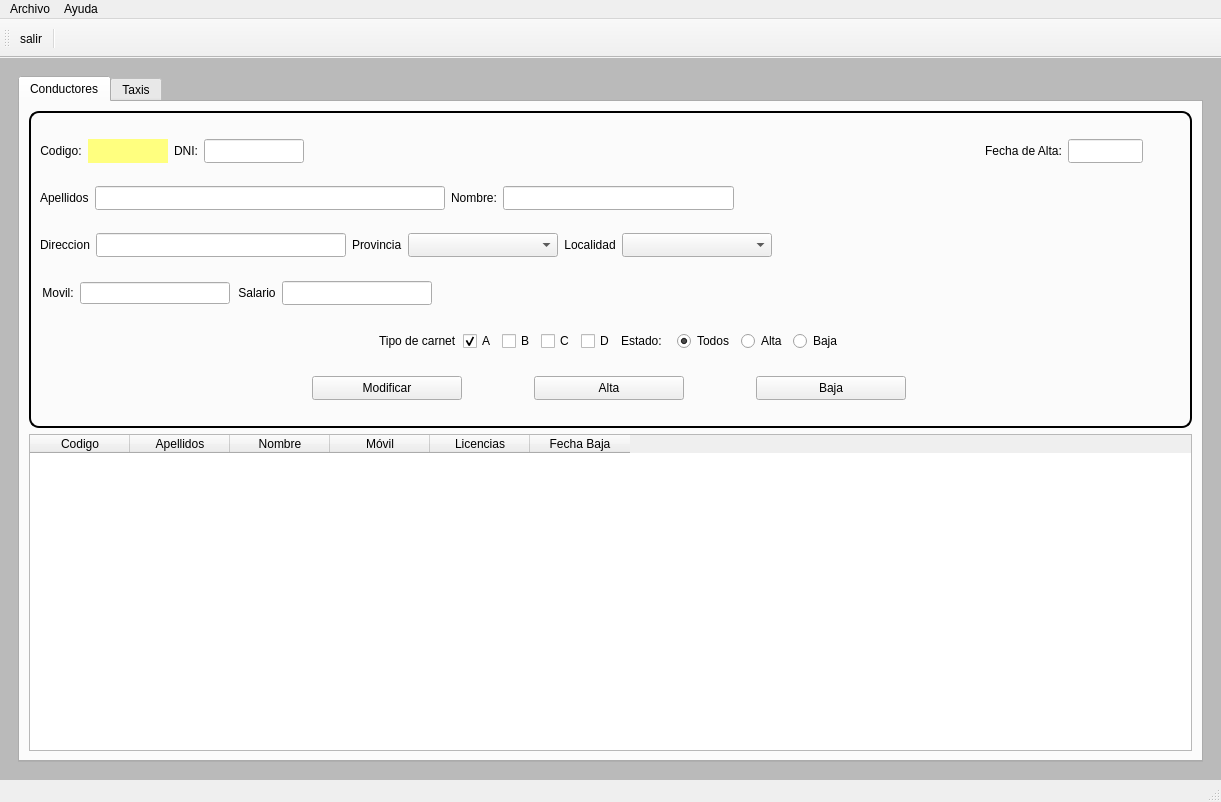
javierlago/lagoamoedo, file templates/MainWindow.ui: the form before one commit.
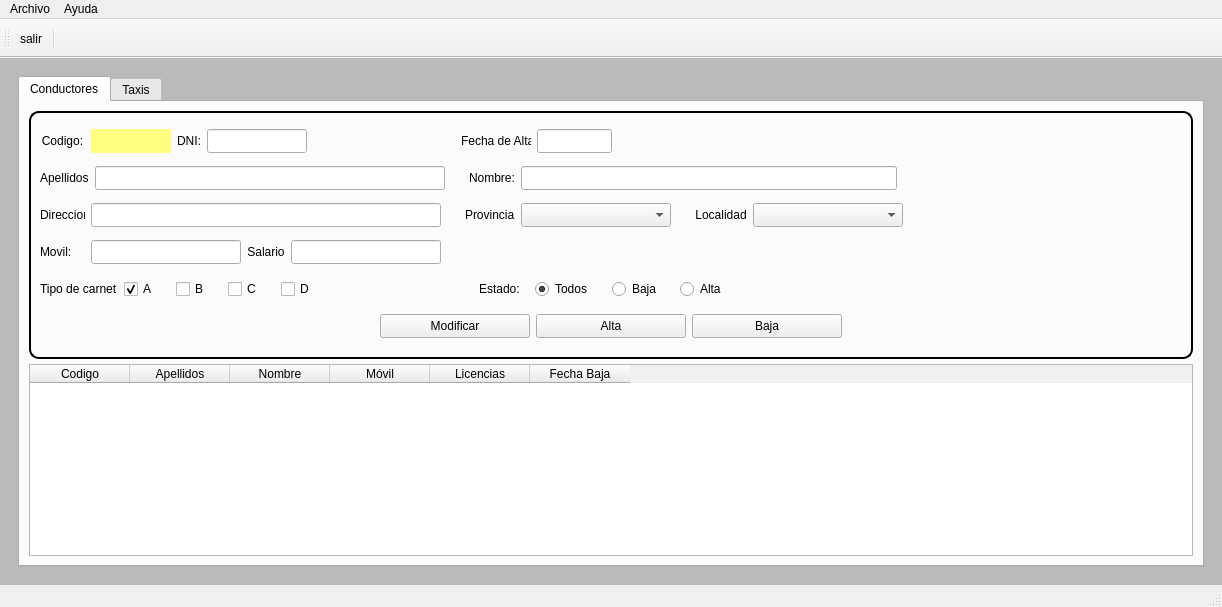
The form after the commit. Icons and pictures are not drawn.

The edit to the form file:
```diff
--- a/templates/MainWindow.ui
+++ b/templates/MainWindow.ui
@@ -9,8 +9,8 @@
    <rect>
     <x>0</x>
     <y>0</y>
-    <width>1221</width>
-    <height>802</height>
+    <width>1222</width>
+    <height>602</height>
    </rect>
   </property>
   <property name="sizePolicy">
@@ -86,8 +86,8 @@
          </property>
          <property name="minimumSize">
           <size>
-           <width>0</width>
-           <height>0</height>
+           <width>1186</width>
+           <height>491</height>
           </size>
          </property>
          <property name="tabPosition">
@@ -101,7 +101,7 @@
          </property>
          <widget class="QWidget" name="tabDrivers">
           <property name="sizePolicy">
-           <sizepolicy hsizetype="Expanding" vsizetype="Expanding">
+           <sizepolicy hsizetype="MinimumExpanding" vsizetype="MinimumExpanding">
             <horstretch>0</horstretch>
             <verstretch>0</verstretch>
            </sizepolicy>
@@ -115,60 +115,8 @@
           <attribute name="title">
            <string>Conductores</string>
           </attribute>
-          <layout class="QGridLayout" name="gridLayout_2">
-           <item row="1" column="0">
-            <widget class="QTableWidget" name="tabDriver2">
-             <property name="sizePolicy">
-              <sizepolicy hsizetype="MinimumExpanding" vsizetype="MinimumExpanding">
-               <horstretch>0</horstretch>
-               <verstretch>0</verstretch>
-              </sizepolicy>
-             </property>
-             <property name="styleSheet">
-              <string notr="true"/>
-             </property>
-             <property name="alternatingRowColors">
-              <bool>true</bool>
-             </property>
-             <property name="selectionBehavior">
-              <enum>QAbstractItemView::SelectRows</enum>
-             </property>
-             <attribute name="verticalHeaderVisible">
-              <bool>false</bool>
-             </attribute>
-             <column>
-              <property name="text">
-               <string>Codigo</string>
-              </property>
-             </column>
-             <column>
-              <property name="text">
-               <string>Apellidos</string>
-              </property>
-             </column>
-             <column>
-              <property name="text">
-               <string>Nombre</string>
-              </property>
-             </column>
-             <column>
-              <property name="text">
-               <string>Móvil</string>
-              </property>
-             </column>
-             <column>
-              <property name="text">
-               <string>Licencias</string>
-              </property>
-             </column>
-             <column>
-              <property name="text">
-               <string>Fecha Baja</string>
-              </property>
-             </column>
-            </widget>
-           </item>
-           <item row="0" column="0">
+          <layout class="QVBoxLayout" name="verticalLayout_3">
+           <item>
             <widget class="QFrame" name="boxInfo">
              <property name="enabled">
               <bool>true</bool>
@@ -205,10 +153,7 @@
              </property>
              <layout class="QVBoxLayout" name="verticalLayout">
               <item>
-               <layout class="QHBoxLayout" name="horizontalLayout_7">
-                <property name="spacing">
-                 <number>6</number>
-                </property>
+               <layout class="QHBoxLayout" name="horizontalLayout">
                 <item>
                  <widget class="QLabel" name="lblCodigo">
                   <property name="sizePolicy">
@@ -217,6 +162,18 @@
                     <verstretch>0</verstretch>
                    </sizepolicy>
                   </property>
+                  <property name="minimumSize">
+                   <size>
+                    <width>45</width>
+                    <height>24</height>
+                   </size>
+                  </property>
+                  <property name="maximumSize">
+                   <size>
+                    <width>45</width>
+                    <height>24</height>
+                   </size>
+                  </property>
                   <property name="styleSheet">
                    <string notr="true"/>
                   </property>
@@ -231,7 +188,7 @@
                 <item>
                  <widget class="QLabel" name="lblCodDB">
                   <property name="sizePolicy">
-                   <sizepolicy hsizetype="MinimumExpanding" vsizetype="MinimumExpanding">
+                   <sizepolicy hsizetype="Fixed" vsizetype="Fixed">
                     <horstretch>0</horstretch>
                     <verstretch>0</verstretch>
                    </sizepolicy>
@@ -341,9 +298,12 @@
                   <property name="orientation">
                    <enum>Qt::Horizontal</enum>
                   </property>
+                  <property name="sizeType">
+                   <enum>QSizePolicy::Minimum</enum>
+                  </property>
                   <property name="sizeHint" stdset="0">
                    <size>
-                    <width>568</width>
+                    <width>118</width>
                     <height>24</height>
                    </size>
                   </property>
@@ -352,11 +312,23 @@
                 <item>
                  <widget class="QLabel" name="tltDate">
                   <property name="sizePolicy">
-                   <sizepolicy hsizetype="Fixed" vsizetype="Fixed">
+                   <sizepolicy hsizetype="Fixed" vsizetype="Preferred">
                     <horstretch>0</horstretch>
                     <verstretch>0</verstretch>
                    </sizepolicy>
                   </property>
+                  <property name="minimumSize">
+                   <size>
+                    <width>70</width>
+                    <height>13</height>
+                   </size>
+                  </property>
+                  <property name="maximumSize">
+                   <size>
+                    <width>70</width>
+                    <height>13</height>
+                   </size>
+                  </property>
                   <property name="styleSheet">
                    <string notr="true"/>
                   </property>
@@ -411,21 +383,40 @@
                   </property>
                  </widget>
                 </item>
+                <item>
+                 <spacer name="horizontalSpacer_11">
+                  <property name="orientation">
+                   <enum>Qt::Horizontal</enum>
+                  </property>
+                  <property name="sizeType">
+                   <enum>QSizePolicy::Expanding</enum>
+                  </property>
+                  <property name="sizeHint" stdset="0">
+                   <size>
+                    <width>509</width>
+                    <height>14</height>
+                   </size>
+                  </property>
+                 </spacer>
+                </item>
                </layout>
               </item>
               <item>
-               <layout class="QHBoxLayout" name="horizontalLayout_8">
-                <property name="sizeConstraint">
-                 <enum>QLayout::SetMinAndMaxSize</enum>
-                </property>
+               <layout class="QHBoxLayout" name="horizontalLayout_2">
                 <item>
                  <widget class="QLabel" name="lblSurname">
                   <property name="sizePolicy">
-                   <sizepolicy hsizetype="Fixed" vsizetype="Fixed">
+                   <sizepolicy hsizetype="Preferred" vsizetype="Fixed">
                     <horstretch>0</horstretch>
                     <verstretch>0</verstretch>
                    </sizepolicy>
                   </property>
+                  <property name="minimumSize">
+                   <size>
+                    <width>45</width>
+                    <height>24</height>
+                   </size>
+                  </property>
                   <property name="styleSheet">
                    <string notr="true"/>
                   </property>
@@ -453,14 +444,36 @@
                   </property>
                  </widget>
                 </item>
+                <item>
+                 <spacer name="horizontalSpacer_17">
+                  <property name="orientation">
+                   <enum>Qt::Horizontal</enum>
+                  </property>
+                  <property name="sizeType">
+                   <enum>QSizePolicy::Fixed</enum>
+                  </property>
+                  <property name="sizeHint" stdset="0">
+                   <size>
+                    <width>18</width>
+                    <height>17</height>
+                   </size>
+                  </property>
+                 </spacer>
+                </item>
                 <item>
                  <widget class="QLabel" name="lblName">
                   <property name="sizePolicy">
-                   <sizepolicy hsizetype="Fixed" vsizetype="Fixed">
+                   <sizepolicy hsizetype="Fixed" vsizetype="Preferred">
                     <horstretch>0</horstretch>
                     <verstretch>0</verstretch>
                    </sizepolicy>
                   </property>
+                  <property name="minimumSize">
+                   <size>
+                    <width>45</width>
+                    <height>24</height>
+                   </size>
+                  </property>
                   <property name="styleSheet">
                    <string notr="true"/>
                   </property>
@@ -468,7 +481,7 @@
                    <string>&lt;html&gt;&lt;head/&gt;&lt;body&gt;&lt;p&gt;Nombre:&lt;/p&gt;&lt;/body&gt;&lt;/html&gt;</string>
                   </property>
                   <property name="alignment">
-                   <set>Qt::AlignCenter</set>
+                   <set>Qt::AlignLeading|Qt::AlignLeft|Qt::AlignVCenter</set>
                   </property>
                  </widget>
                 </item>
@@ -482,13 +495,13 @@
                   </property>
                   <property name="minimumSize">
                    <size>
-                    <width>231</width>
+                    <width>376</width>
                     <height>24</height>
                    </size>
                   </property>
                   <property name="maximumSize">
                    <size>
-                    <width>231</width>
+                    <width>376</width>
                     <height>24</height>
                    </size>
                   </property>
@@ -501,8 +514,8 @@
                   </property>
                   <property name="sizeHint" stdset="0">
                    <size>
-                    <width>448</width>
-                    <height>20</height>
+                    <width>278</width>
+                    <height>17</height>
                    </size>
                   </property>
                  </spacer>
@@ -510,7 +523,7 @@
                </layout>
               </item>
               <item>
-               <layout class="QHBoxLayout" name="horizontalLayout_9">
+               <layout class="QHBoxLayout" name="horizontalLayout_3">
                 <item>
                  <widget class="QLabel" name="lblStreet">
                   <property name="sizePolicy">
@@ -519,6 +532,18 @@
                     <verstretch>0</verstretch>
                    </sizepolicy>
                   </property>
+                  <property name="minimumSize">
+                   <size>
+                    <width>45</width>
+                    <height>24</height>
+                   </size>
+                  </property>
+                  <property name="maximumSize">
+                   <size>
+                    <width>45</width>
+                    <height>24</height>
+                   </size>
+                  </property>
                   <property name="styleSheet">
                    <string notr="true"/>
                   </property>
@@ -526,7 +551,7 @@
                    <string>Direccion</string>
                   </property>
                   <property name="alignment">
-                   <set>Qt::AlignBottom|Qt::AlignLeading|Qt::AlignLeft</set>
+                   <set>Qt::AlignLeading|Qt::AlignLeft|Qt::AlignVCenter</set>
                   </property>
                  </widget>
                 </item>
@@ -540,22 +565,38 @@
                   </property>
                   <property name="minimumSize">
                    <size>
-                    <width>250</width>
+                    <width>350</width>
                     <height>24</height>
                    </size>
                   </property>
                   <property name="maximumSize">
                    <size>
-                    <width>400</width>
+                    <width>350</width>
                     <height>24</height>
                    </size>
                   </property>
                  </widget>
                 </item>
+                <item>
+                 <spacer name="horizontalSpacer_9">
+                  <property name="orientation">
+                   <enum>Qt::Horizontal</enum>
+                  </property>
+                  <property name="sizeType">
+                   <enum>QSizePolicy::Fixed</enum>
+                  </property>
+                  <property name="sizeHint" stdset="0">
+                   <size>
+                    <width>18</width>
+                    <height>17</height>
+                   </size>
+                  </property>
+                 </spacer>
+                </item>
                 <item>
                  <widget class="QLabel" name="lblProvincia">
                   <property name="sizePolicy">
-                   <sizepolicy hsizetype="Fixed" vsizetype="Fixed">
+                   <sizepolicy hsizetype="Fixed" vsizetype="Preferred">
                     <horstretch>0</horstretch>
                     <verstretch>0</verstretch>
                    </sizepolicy>
@@ -567,7 +608,7 @@
                    <string>Provincia</string>
                   </property>
                   <property name="alignment">
-                   <set>Qt::AlignBottom|Qt::AlignLeading|Qt::AlignLeft</set>
+                   <set>Qt::AlignLeading|Qt::AlignLeft|Qt::AlignVCenter</set>
                   </property>
                  </widget>
                 </item>
@@ -581,10 +622,26 @@
                   </property>
                  </widget>
                 </item>
+                <item>
+                 <spacer name="horizontalSpacer_10">
+                  <property name="orientation">
+                   <enum>Qt::Horizontal</enum>
+                  </property>
+                  <property name="sizeType">
+                   <enum>QSizePolicy::Fixed</enum>
+                  </property>
+                  <property name="sizeHint" stdset="0">
+                   <size>
+                    <width>18</width>
+                    <height>20</height>
+                   </size>
+                  </property>
+                 </spacer>
+                </item>
                 <item>
                  <widget class="QLabel" name="lblLocalidad">
                   <property name="sizePolicy">
-                   <sizepolicy hsizetype="Fixed" vsizetype="Fixed">
+                   <sizepolicy hsizetype="Fixed" vsizetype="Preferred">
                     <horstretch>0</horstretch>
                     <verstretch>0</verstretch>
                    </sizepolicy>
@@ -596,7 +653,7 @@
                    <string>Localidad</string>
                   </property>
                   <property name="alignment">
-                   <set>Qt::AlignHCenter|Qt::AlignTop</set>
+                   <set>Qt::AlignCenter</set>
                   </property>
                  </widget>
                 </item>
@@ -617,7 +674,7 @@
                   </property>
                   <property name="sizeHint" stdset="0">
                    <size>
-                    <width>258</width>
+                    <width>278</width>
                     <height>20</height>
                    </size>
                   </property>
@@ -626,27 +683,7 @@
                </layout>
               </item>
               <item>
-               <layout class="QHBoxLayout" name="horizontalLayout_11">
-                <item>
-                 <layout class="QHBoxLayout" name="horizontalLayout_5" stretch="0,2">
-                  <property name="spacing">
-                   <number>6</number>
-                  </property>
-                  <property name="sizeConstraint">
-                   <enum>QLayout::SetFixedSize</enum>
-                  </property>
-                  <property name="leftMargin">
-                   <number>2</number>
-                  </property>
-                  <property name="topMargin">
-                   <number>2</number>
-                  </property>
-                  <property name="rightMargin">
-                   <number>2</number>
-                  </property>
-                  <property name="bottomMargin">
-                   <number>2</number>
-                  </property>
+               <layout class="QHBoxLayout" name="horizontalLayout_4">
                   <item>
                    <widget class="QLabel" name="lblMovil">
                     <property name="sizePolicy">
@@ -655,6 +692,12 @@
                       <verstretch>0</verstretch>
                      </sizepolicy>
                     </property>
+                  <property name="minimumSize">
+                   <size>
+                    <width>45</width>
+                    <height>24</height>
+                   </size>
+                  </property>
                     <property name="styleSheet">
                      <string notr="true"/>
                     </property>
@@ -662,7 +705,7 @@
                      <string>Movil:</string>
                     </property>
                     <property name="alignment">
-                     <set>Qt::AlignCenter</set>
+                   <set>Qt::AlignLeading|Qt::AlignLeft|Qt::AlignVCenter</set>
                     </property>
                    </widget>
                   </item>
@@ -671,7 +714,7 @@
                     <property name="minimumSize">
                      <size>
                       <width>150</width>
-                      <height>0</height>
+                    <height>24</height>
                      </size>
                     </property>
                     <property name="maximumSize">
@@ -682,14 +725,10 @@
                     </property>
                    </widget>
                   </item>
-                 </layout>
-                </item>
-                <item>
-                 <layout class="QHBoxLayout" name="horizontalLayout_6">
                   <item>
                    <widget class="QLabel" name="lblSalario">
                     <property name="sizePolicy">
-                     <sizepolicy hsizetype="Fixed" vsizetype="Fixed">
+                   <sizepolicy hsizetype="Fixed" vsizetype="Preferred">
                       <horstretch>0</horstretch>
                       <verstretch>0</verstretch>
                      </sizepolicy>
@@ -727,8 +766,6 @@
                     </property>
                    </widget>
                   </item>
-                 </layout>
-                </item>
                 <item>
                  <spacer name="horizontalSpacer_6">
                   <property name="orientation">
@@ -736,7 +773,7 @@
                   </property>
                   <property name="sizeHint" stdset="0">
                    <size>
-                    <width>748</width>
+                    <width>708</width>
                     <height>20</height>
                    </size>
                   </property>
@@ -745,24 +782,7 @@
                </layout>
               </item>
               <item>
-               <layout class="QHBoxLayout" name="horizontalLayout_10">
-                <item>
-                 <spacer name="horizontalSpacer_7">
-                  <property name="orientation">
-                   <enum>Qt::Horizontal</enum>
-                  </property>
-                  <property name="sizeHint" stdset="0">
-                   <size>
-                    <width>300</width>
-                    <height>24</height>
-                   </size>
-                  </property>
-                 </spacer>
-                </item>
-                <item>
-                 <layout class="QHBoxLayout" name="horizontalLayout_4">
-                  <item>
-                   <layout class="QHBoxLayout" name="horizontalLayout_2">
+               <layout class="QHBoxLayout" name="horizontalLayout_5">
                     <item>
                      <widget class="QLabel" name="lblCarnet">
                       <property name="text">
@@ -780,6 +800,22 @@
                       </property>
                      </widget>
                     </item>
+                <item>
+                 <spacer name="horizontalSpacer_7">
+                  <property name="orientation">
+                   <enum>Qt::Horizontal</enum>
+                  </property>
+                  <property name="sizeType">
+                   <enum>QSizePolicy::Fixed</enum>
+                  </property>
+                  <property name="sizeHint" stdset="0">
+                   <size>
+                    <width>13</width>
+                    <height>17</height>
+                   </size>
+                  </property>
+                 </spacer>
+                </item>
                     <item>
                      <widget class="QCheckBox" name="chkB">
                       <property name="text">
@@ -787,6 +823,22 @@
                       </property>
                      </widget>
                     </item>
+                <item>
+                 <spacer name="horizontalSpacer_12">
+                  <property name="orientation">
+                   <enum>Qt::Horizontal</enum>
+                  </property>
+                  <property name="sizeType">
+                   <enum>QSizePolicy::Fixed</enum>
+                  </property>
+                  <property name="sizeHint" stdset="0">
+                   <size>
+                    <width>13</width>
+                    <height>17</height>
+                   </size>
+                  </property>
+                 </spacer>
+                </item>
                     <item>
                      <widget class="QCheckBox" name="chkC">
                       <property name="text">
@@ -794,6 +846,22 @@
                       </property>
                      </widget>
                     </item>
+                <item>
+                 <spacer name="horizontalSpacer_13">
+                  <property name="orientation">
+                   <enum>Qt::Horizontal</enum>
+                  </property>
+                  <property name="sizeType">
+                   <enum>QSizePolicy::Fixed</enum>
+                  </property>
+                  <property name="sizeHint" stdset="0">
+                   <size>
+                    <width>13</width>
+                    <height>17</height>
+                   </size>
+                  </property>
+                 </spacer>
+                </item>
                     <item>
                      <widget class="QCheckBox" name="chkD">
                       <property name="text">
@@ -801,14 +869,26 @@
                       </property>
                      </widget>
                     </item>
-                   </layout>
-                  </item>
                   <item>
-                   <layout class="QHBoxLayout" name="horizontalLayout_3">
+                 <spacer name="horizontalSpacer_14">
+                  <property name="orientation">
+                   <enum>Qt::Horizontal</enum>
+                  </property>
+                  <property name="sizeType">
+                   <enum>QSizePolicy::Fixed</enum>
+                  </property>
+                  <property name="sizeHint" stdset="0">
+                   <size>
+                    <width>158</width>
+                    <height>20</height>
+                   </size>
+                  </property>
+                 </spacer>
+                </item>
                     <item>
                      <widget class="QLabel" name="label">
                       <property name="sizePolicy">
-                       <sizepolicy hsizetype="Minimum" vsizetype="Fixed">
+                   <sizepolicy hsizetype="Fixed" vsizetype="Preferred">
                         <horstretch>0</horstretch>
                         <verstretch>0</verstretch>
                        </sizepolicy>
@@ -850,20 +930,20 @@
                      </widget>
                     </item>
                     <item>
-                     <widget class="QRadioButton" name="rbtAlta">
-                      <property name="sizePolicy">
-                       <sizepolicy hsizetype="Fixed" vsizetype="Fixed">
-                        <horstretch>0</horstretch>
-                        <verstretch>0</verstretch>
-                       </sizepolicy>
-                      </property>
-                      <property name="text">
-                       <string>Alta</string>
-                      </property>
-                      <attribute name="buttonGroup">
-                       <string notr="true">buttonGroup</string>
-                      </attribute>
-                     </widget>
+                 <spacer name="horizontalSpacer_15">
+                  <property name="orientation">
+                   <enum>Qt::Horizontal</enum>
+                  </property>
+                  <property name="sizeType">
+                   <enum>QSizePolicy::Fixed</enum>
+                  </property>
+                  <property name="sizeHint" stdset="0">
+                   <size>
+                    <width>13</width>
+                    <height>17</height>
+                   </size>
+                  </property>
+                 </spacer>
                     </item>
                     <item>
                      <widget class="QRadioButton" name="rbtBaja">
@@ -878,9 +958,37 @@
                       </attribute>
                      </widget>
                     </item>
-                   </layout>
-                  </item>
-                 </layout>
+                <item>
+                 <spacer name="horizontalSpacer_16">
+                  <property name="orientation">
+                   <enum>Qt::Horizontal</enum>
+                  </property>
+                  <property name="sizeType">
+                   <enum>QSizePolicy::Fixed</enum>
+                  </property>
+                  <property name="sizeHint" stdset="0">
+                   <size>
+                    <width>13</width>
+                    <height>17</height>
+                   </size>
+                  </property>
+                 </spacer>
+                </item>
+                <item>
+                 <widget class="QRadioButton" name="rbtAlta">
+                  <property name="sizePolicy">
+                   <sizepolicy hsizetype="Fixed" vsizetype="Fixed">
+                    <horstretch>0</horstretch>
+                    <verstretch>0</verstretch>
+                   </sizepolicy>
+                  </property>
+                  <property name="text">
+                   <string>Alta</string>
+                  </property>
+                  <attribute name="buttonGroup">
+                   <string notr="true">buttonGroup</string>
+                  </attribute>
+                 </widget>
                 </item>
                 <item>
                  <spacer name="horizontalSpacer_8">
@@ -889,7 +997,7 @@
                   </property>
                   <property name="sizeHint" stdset="0">
                    <size>
-                    <width>300</width>
+                    <width>458</width>
                     <height>24</height>
                    </size>
                   </property>
@@ -898,17 +1006,14 @@
                </layout>
               </item>
               <item>
-               <layout class="QHBoxLayout" name="horizontalLayout" stretch="0,0,0,0,0">
-                <property name="spacing">
-                 <number>0</number>
-                </property>
+               <layout class="QHBoxLayout" name="horizontalLayout_6">
                 <item>
                  <spacer name="horizontalSpacer_4">
                   <property name="orientation">
                    <enum>Qt::Horizontal</enum>
                   </property>
                   <property name="sizeType">
-                   <enum>QSizePolicy::Fixed</enum>
+                   <enum>QSizePolicy::Expanding</enum>
                   </property>
                   <property name="sizeHint" stdset="0">
                    <size>
@@ -1005,7 +1110,7 @@
                    <enum>Qt::Horizontal</enum>
                   </property>
                   <property name="sizeType">
-                   <enum>QSizePolicy::Fixed</enum>
+                   <enum>QSizePolicy::Expanding</enum>
                   </property>
                   <property name="sizeHint" stdset="0">
                    <size>
@@ -1020,6 +1125,58 @@
              </layout>
             </widget>
            </item>
+           <item>
+            <widget class="QTableWidget" name="tabDriver2">
+             <property name="sizePolicy">
+              <sizepolicy hsizetype="MinimumExpanding" vsizetype="MinimumExpanding">
+               <horstretch>0</horstretch>
+               <verstretch>0</verstretch>
+              </sizepolicy>
+             </property>
+             <property name="styleSheet">
+              <string notr="true"/>
+             </property>
+             <property name="alternatingRowColors">
+              <bool>true</bool>
+             </property>
+             <property name="selectionBehavior">
+              <enum>QAbstractItemView::SelectRows</enum>
+             </property>
+             <attribute name="verticalHeaderVisible">
+              <bool>false</bool>
+             </attribute>
+             <column>
+              <property name="text">
+               <string>Codigo</string>
+              </property>
+             </column>
+             <column>
+              <property name="text">
+               <string>Apellidos</string>
+              </property>
+             </column>
+             <column>
+              <property name="text">
+               <string>Nombre</string>
+              </property>
+             </column>
+             <column>
+              <property name="text">
+               <string>Móvil</string>
+              </property>
+             </column>
+             <column>
+              <property name="text">
+               <string>Licencias</string>
+              </property>
+             </column>
+             <column>
+              <property name="text">
+               <string>Fecha Baja</string>
+              </property>
+             </column>
+            </widget>
+           </item>
           </layout>
          </widget>
          <widget class="QWidget" name="tabCars">
@@ -1040,7 +1197,7 @@
     <rect>
      <x>0</x>
      <y>0</y>
-     <width>1221</width>
+     <width>1222</width>
      <height>21</height>
     </rect>
    </property>
```
Left out of the diff: 8 changed lines with no effect on the pictures. Lines whose indentation alone changed are shown as unchanged.
